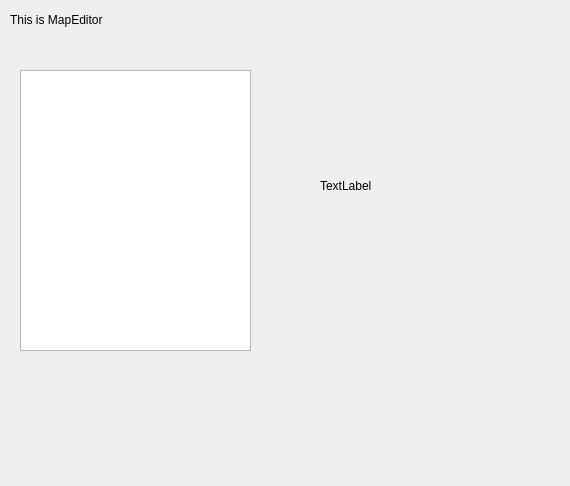
Old version of the form Sources/mapeditorform.ui in the repository griefly/griefly.
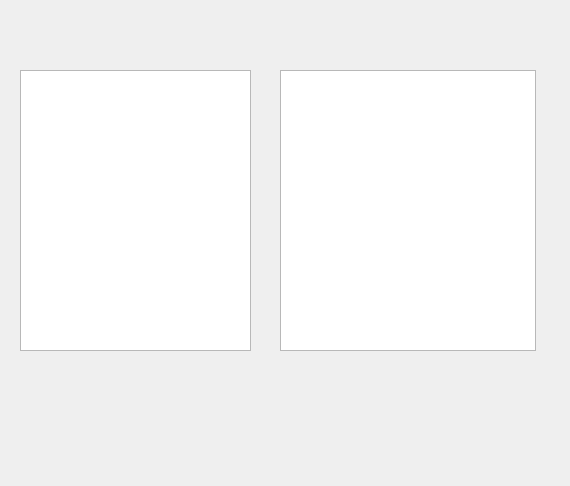
New version of the form.

Commit message: Some inital map display #74

Patch:
```diff
--- a/Sources/mapeditorform.ui
+++ b/Sources/mapeditorform.ui
@@ -13,19 +13,6 @@
   <property name="windowTitle">
    <string>Form</string>
   </property>
-  <widget class="QLabel" name="label">
-   <property name="geometry">
-    <rect>
-     <x>10</x>
-     <y>10</y>
-     <width>201</width>
-     <height>20</height>
-    </rect>
-   </property>
-   <property name="text">
-    <string>This is MapEditor</string>
-   </property>
-  </widget>
   <widget class="QListWidget" name="listWidget">
    <property name="geometry">
     <rect>
@@ -36,18 +23,15 @@
     </rect>
    </property>
   </widget>
-  <widget class="QLabel" name="imageLabel">
+  <widget class="QGraphicsView" name="graphicsView">
    <property name="geometry">
     <rect>
-     <x>320</x>
-     <y>90</y>
-     <width>171</width>
-     <height>191</height>
+     <x>280</x>
+     <y>70</y>
+     <width>256</width>
+     <height>281</height>
     </rect>
    </property>
-   <property name="text">
-    <string>TextLabel</string>
-   </property>
   </widget>
  </widget>
  <resources/>
```
Left out of the diff: 2 changed lines with no effect on the pictures. The commit also changes 2 other files.
